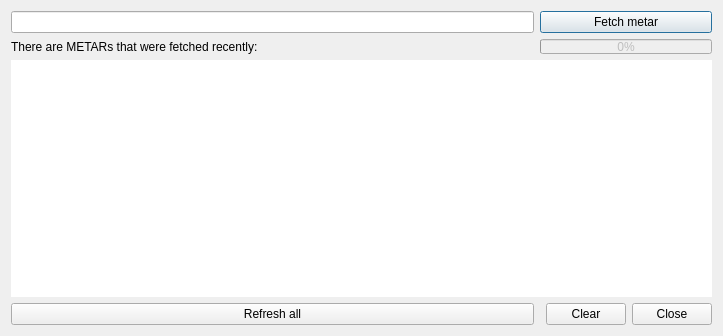
Vatsinator/vatsinator-legacy, file resources/MetarsWindow.ui: the form before one commit.
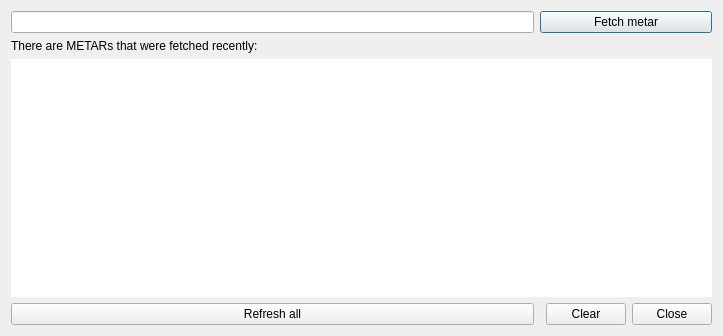
The form after the commit. Icons and pictures are not drawn.

The edit to the form file:
```diff
--- a/resources/MetarsWindow.ui
+++ b/resources/MetarsWindow.ui
@@ -82,31 +82,6 @@
      </property>
     </widget>
    </item>
-   <item row="1" column="1" colspan="3">
-    <widget class="QProgressBar" name="ProgressBar">
-     <property name="enabled">
-      <bool>false</bool>
-     </property>
-     <property name="minimumSize">
-      <size>
-       <width>0</width>
-       <height>15</height>
-      </size>
-     </property>
-     <property name="maximumSize">
-      <size>
-       <width>16777215</width>
-       <height>15</height>
-      </size>
-     </property>
-     <property name="value">
-      <number>0</number>
-     </property>
-     <property name="invertedAppearance">
-      <bool>false</bool>
-     </property>
-    </widget>
-   </item>
   </layout>
  </widget>
  <resources>
```
Left out of the diff: 3 changed lines with no effect on the pictures.
